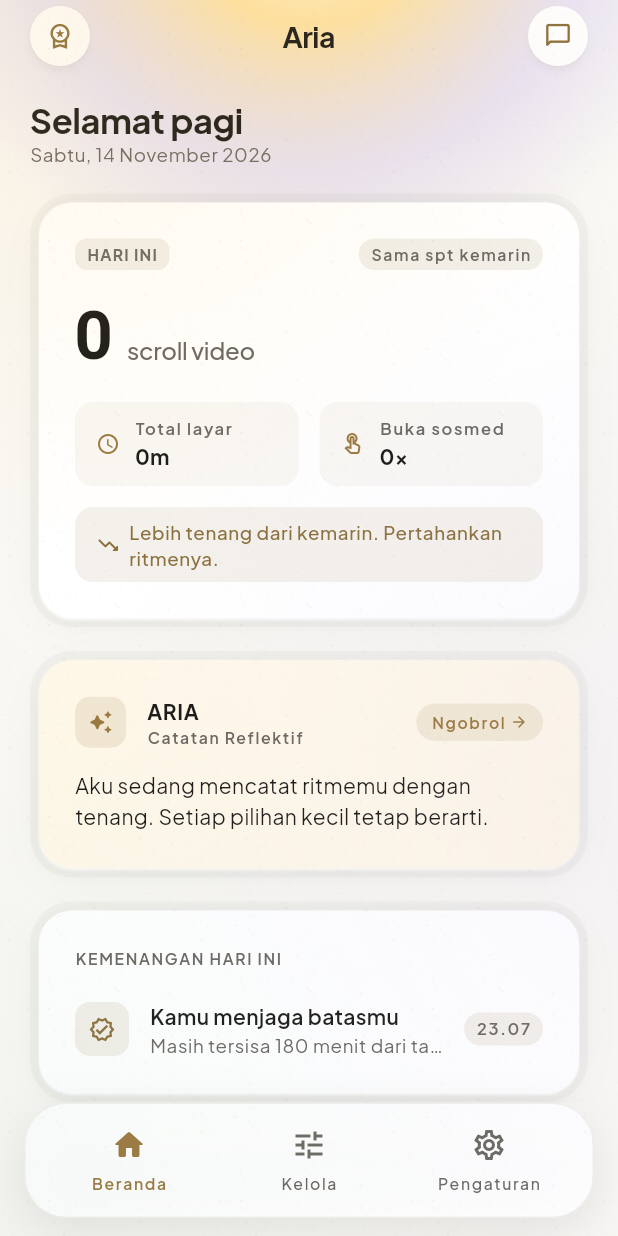
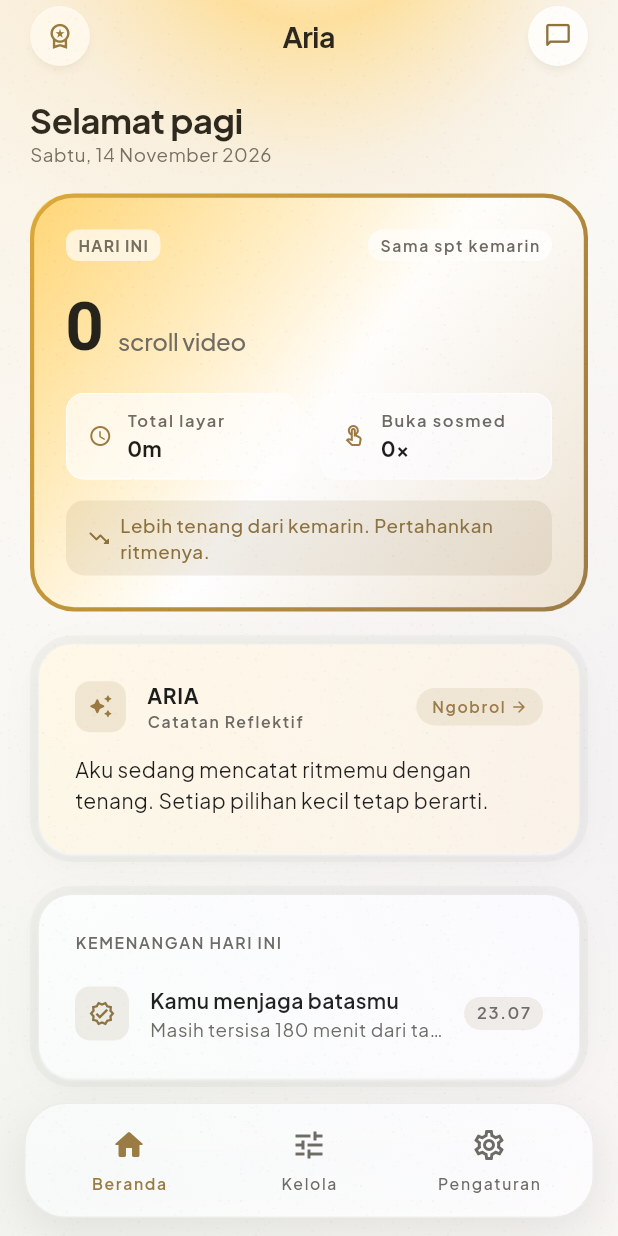
Before and after one commit to Syacretary/aria, a Flutter app: the screen it shows after launch, on a phone screen of 412 x 824 dp. Run offline on Flutter 3.47's test engine with Material 3 defaults, Android fonts, the phone set to English and light mode, and no system bars; our stand-ins replace flutter_riverpod, freezed_annotation, go_router, shared_preferences; missing offline and left inert: analyzer, custom_lint_builder.

Commit message:
ganti gradasi ungu dengan cream hangat dan kembalikan gradasi outline-background kartu ringkasan

```diff
--- a/lib/features/home/presentation/home_page.dart
+++ b/lib/features/home/presentation/home_page.dart
@@ -192,8 +192,8 @@ class _WelcomeLightCircle extends StatelessWidget {
         colors: [
           Color(0xB3FFFFFF),
           Color(0x99FFD36E),
-          Color(0x55C4B7EE),
-          Color(0x00C4B7EE),
+          Color(0x66F5EBD9),
+          Color(0x00F5EBD9),
         ],
         stops: [0, 0.32, 0.68, 1],
       ),
--- a/lib/features/home/presentation/widgets/daily_summary_card.dart
+++ b/lib/features/home/presentation/widgets/daily_summary_card.dart
@@ -12,7 +12,8 @@ import '../../domain/entities/daily_summary.dart';
 import '../providers/home_providers.dart';
 
 /// Headline card: video scroll count, screen time, and app opens.
-/// Minimalist, calm, and immediately understandable in under 3 seconds.
+/// Framed with a warm gold-to-cream gradient & deeper contour outline
+/// to stand out as the primary focal point on the home feed.
 class DailySummaryCard extends ConsumerWidget {
   const DailySummaryCard({super.key});
 
@@ -39,8 +40,27 @@ class _Content extends StatelessWidget {
     final colors = context.ariaColors;
     final calmer = data.isCalmerThanYesterday;
 
-    return AriaCard(
+    return CustomPaint(
+      foregroundPainter: const _GradientOutlinePainter(
+        radius: AppRadius.shell,
+        strokeWidth: 2.8,
+      ),
+      child: ClipRRect(
+        borderRadius: AppRadius.shellBorder,
+        child: Container(
           padding: const EdgeInsets.all(AppSpacing.xl),
+          decoration: const BoxDecoration(
+            gradient: LinearGradient(
+              begin: Alignment.topLeft,
+              end: Alignment.bottomRight,
+              colors: [
+                Color(0xFFFFD778), // Warm radiant golden amber
+                Color(0xFFFFFFFF), // Crisp center reflection
+                Color(0xFFEFE5CF), // Warm cream / ivory
+              ],
+              stops: [0.0, 0.52, 1.0],
+            ),
+          ),
           child: Column(
             crossAxisAlignment: CrossAxisAlignment.start,
             children: [
@@ -50,7 +70,7 @@ class _Content extends StatelessWidget {
                   Container(
                     padding: const EdgeInsets.symmetric(horizontal: 8, vertical: 3),
                     decoration: BoxDecoration(
-                  color: theme.colorScheme.surfaceContainerHigh,
+                      color: Colors.white.withValues(alpha: 0.75),
                       borderRadius: BorderRadius.circular(AppRadius.xs),
                     ),
                     child: Text(
@@ -121,7 +141,7 @@ class _Content extends StatelessWidget {
                     vertical: AppSpacing.xs + 2,
                   ),
                   decoration: BoxDecoration(
-                color: colors.win.withValues(alpha: 0.10),
+                    color: colors.win.withValues(alpha: 0.12),
                     borderRadius: BorderRadius.circular(AppRadius.sm),
                   ),
                   child: Row(
@@ -147,8 +167,48 @@ class _Content extends StatelessWidget {
               ],
             ],
           ),
+        ),
+      ),
     );
   }
+}
+
+/// Outline painter with deeper golden-bronze gradient for high contrast focus.
+class _GradientOutlinePainter extends CustomPainter {
+  const _GradientOutlinePainter({
+    required this.radius,
+    required this.strokeWidth,
+  });
+
+  final double radius;
+  final double strokeWidth;
+
+  @override
+  void paint(Canvas canvas, Size size) {
+    final rect = Offset.zero & size;
+    final paint = Paint()
+      ..style = PaintingStyle.stroke
+      ..strokeWidth = strokeWidth
+      ..shader = const LinearGradient(
+        begin: Alignment.topLeft,
+        end: Alignment.bottomRight,
+        colors: [
+          Color(0xFFD8A638), // Darker golden amber
+          Color(0xFF9A783E), // Deep warm bronze / sage
+        ],
+      ).createShader(rect);
+    canvas.drawRRect(
+      RRect.fromRectAndRadius(
+        rect.deflate(strokeWidth / 2),
+        Radius.circular(radius),
+      ),
+      paint,
+    );
+  }
+
+  @override
+  bool shouldRepaint(_GradientOutlinePainter oldDelegate) =>
+      radius != oldDelegate.radius || strokeWidth != oldDelegate.strokeWidth;
 }
 
 class _MetricTile extends StatelessWidget {
@@ -172,8 +232,12 @@ class _MetricTile extends StatelessWidget {
         vertical: AppSpacing.sm,
       ),
       decoration: BoxDecoration(
-        color: theme.colorScheme.surfaceContainerHigh.withValues(alpha: 0.5),
+        color: Colors.white.withValues(alpha: 0.72),
         borderRadius: BorderRadius.circular(AppRadius.sm),
+        border: Border.all(
+          color: Colors.white.withValues(alpha: 0.9),
+          width: 0.8,
+        ),
       ),
       child: Row(
         children: [
@@ -226,7 +290,7 @@ class _DeltaBadge extends StatelessWidget {
       return Container(
         padding: const EdgeInsets.symmetric(horizontal: 8, vertical: 3),
         decoration: BoxDecoration(
-          color: theme.colorScheme.surfaceContainerHigh,
+          color: Colors.white.withValues(alpha: 0.8),
           borderRadius: BorderRadius.circular(999),
         ),
         child: Text(
@@ -245,8 +309,12 @@ class _DeltaBadge extends StatelessWidget {
     return Container(
       padding: const EdgeInsets.symmetric(horizontal: 8, vertical: 3),
       decoration: BoxDecoration(
-        color: color.withValues(alpha: 0.12),
+        color: Colors.white.withValues(alpha: 0.85),
         borderRadius: BorderRadius.circular(999),
+        border: Border.all(
+          color: color.withValues(alpha: 0.3),
+          width: 0.8,
+        ),
       ),
       child: Row(
         mainAxisSize: MainAxisSize.min,
```
Also changed, not shown: lib/core/presentation/aria_scaffold.dart (+4 -4 lines). Lines whose indentation alone changed are shown as unchanged.
